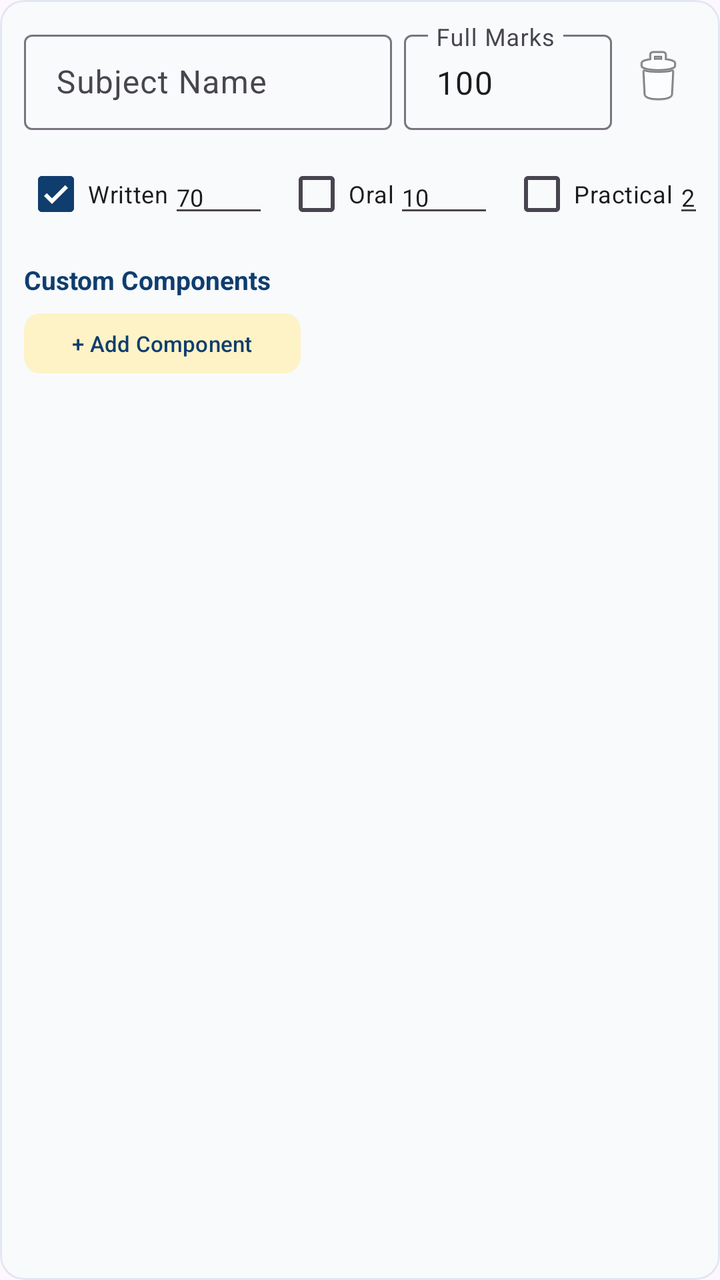
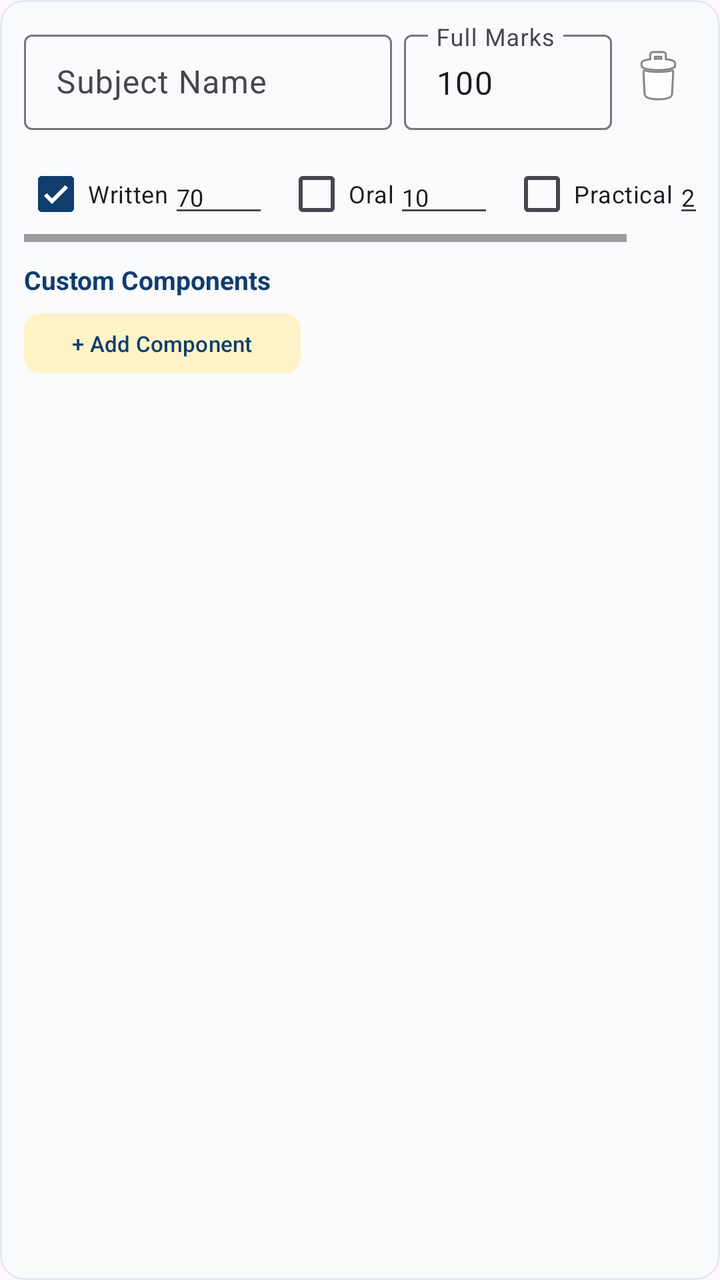

Compare the two renders of this Android layout. The source of the first and the diff that turns it into the second are given below.
<!-- AndroidManifest.xml: application theme Theme.SchoolManager -->
<!-- res/layout/item_exam_subject_config.xml -->
<?xml version="1.0" encoding="utf-8"?>
<com.google.android.material.card.MaterialCardView
    xmlns:android="http://schemas.android.com/apk/res/android"
    xmlns:app="http://schemas.android.com/apk/res-auto"
    android:layout_width="match_parent"
    android:layout_height="wrap_content"
    android:layout_marginVertical="4dp"
    app:cardCornerRadius="12dp"
    app:strokeWidth="1dp"
    app:strokeColor="#E2E8F0"
    app:cardBackgroundColor="#F8FAFC">

    <LinearLayout
        android:layout_width="match_parent"
        android:layout_height="wrap_content"
        android:orientation="vertical"
        android:padding="12dp">

        <LinearLayout
            android:layout_width="match_parent"
            android:layout_height="wrap_content"
            android:orientation="horizontal"
            android:gravity="center_vertical">

            <com.google.android.material.textfield.TextInputLayout
                style="@style/Widget.Material3.TextInputLayout.OutlinedBox.Dense"
                android:layout_width="0dp"
                android:layout_height="wrap_content"
                android:layout_weight="1.6"
                android:hint="Subject Name">

                <com.google.android.material.textfield.TextInputEditText
                    android:id="@+id/etSubjectName"
                    android:layout_width="match_parent"
                    android:layout_height="wrap_content" />
            </com.google.android.material.textfield.TextInputLayout>

            <com.google.android.material.textfield.TextInputLayout
                style="@style/Widget.Material3.TextInputLayout.OutlinedBox.Dense"
                android:layout_width="0dp"
                android:layout_height="wrap_content"
                android:layout_weight="0.9"
                android:layout_marginStart="6dp"
                android:hint="Full Marks">

                <com.google.android.material.textfield.TextInputEditText
                    android:id="@+id/etFullMarks"
                    android:layout_width="match_parent"
                    android:layout_height="wrap_content"
                    android:inputType="number"
                    android:text="100" />
            </com.google.android.material.textfield.TextInputLayout>

            <ImageButton
                android:id="@+id/btnDeleteSubject"
                android:layout_width="38dp"
                android:layout_height="38dp"
                android:layout_marginStart="4dp"
                android:background="?attr/selectableItemBackgroundBorderless"
                android:src="@android:drawable/ic_menu_delete" />
        </LinearLayout>

        
        <LinearLayout
            android:layout_width="match_parent"
            android:layout_height="wrap_content"
            android:layout_marginTop="8dp"
            android:orientation="horizontal"
            android:gravity="center_vertical">

            <com.google.android.material.checkbox.MaterialCheckBox
                android:id="@+id/cbWritten"
                android:layout_width="wrap_content"
                android:layout_height="wrap_content"
                android:checked="true"
                android:text="Written"
                android:textSize="12sp" />

            <com.google.android.material.textfield.TextInputEditText
                android:id="@+id/etMaxWritten"
                android:layout_width="50dp"
                android:layout_height="wrap_content"
                android:textSize="12sp"
                android:inputType="number"
                android:text="70" />

            <com.google.android.material.checkbox.MaterialCheckBox
                android:id="@+id/cbOral"
                android:layout_width="wrap_content"
                android:layout_height="wrap_content"
                android:layout_marginStart="8dp"
                android:text="Oral"
                android:textSize="12sp" />

            <com.google.android.material.textfield.TextInputEditText
                android:id="@+id/etMaxOral"
                android:layout_width="50dp"
                android:layout_height="wrap_content"
                android:textSize="12sp"
                android:inputType="number"
                android:text="10" />

            <com.google.android.material.checkbox.MaterialCheckBox
                android:id="@+id/cbPractical"
                android:layout_width="wrap_content"
                android:layout_height="wrap_content"
                android:layout_marginStart="8dp"
                android:text="Practical"
                android:textSize="12sp" />

            <com.google.android.material.textfield.TextInputEditText
                android:id="@+id/etMaxPractical"
                android:layout_width="50dp"
                android:layout_height="wrap_content"
                android:textSize="12sp"
                android:inputType="number"
                android:text="20" />
        </LinearLayout>

        <TextView
            android:layout_width="wrap_content"
            android:layout_height="wrap_content"
            android:layout_marginTop="10dp"
            android:text="Custom Components"
            android:textColor="#0F3D6E"
            android:textStyle="bold"
            android:textSize="13sp" />

        <LinearLayout
            android:id="@+id/llCustomComponents"
            android:layout_width="match_parent"
            android:layout_height="wrap_content"
            android:orientation="vertical" />

        <com.google.android.material.button.MaterialButton
            android:id="@+id/btnAddCustomComponent"
            style="@style/Widget.Material3.Button.TonalButton"
            android:layout_width="wrap_content"
            android:layout_height="38dp"
            android:layout_marginTop="4dp"
            android:text="+ Add Component"
            android:textSize="11sp"
            app:cornerRadius="8dp" />

    </LinearLayout>

</com.google.android.material.card.MaterialCardView>
<!-- resources referenced by this layout -->
<resources>
  <style name="Theme.SchoolManager" parent="Theme.Material3.DayNight.NoActionBar">
          <item name="colorPrimary">#0F3D6E</item>
          <item name="colorOnPrimary">#FFFFFF</item>
          <item name="colorSecondary">#D97706</item>
          
          <item name="colorSecondaryContainer">#FEF3C7</item>
          <item name="colorOnSecondaryContainer">#0F3D6E</item>
          <item name="android:statusBarColor">#0F3D6E</item>
          <item name="android:windowLightStatusBar">false</item>
      </style>
</resources>

<!-- the commit's change to res/layout/item_exam_subject_config.xml (unified diff, before → after) -->
@@ -61,12 +61,18 @@
         </LinearLayout>
 
         
-        <LinearLayout
+        <HorizontalScrollView
             android:layout_width="match_parent"
             android:layout_height="wrap_content"
             android:layout_marginTop="8dp"
-            android:orientation="horizontal"
-            android:gravity="center_vertical">
+            android:fillViewport="false"
+            android:scrollbars="horizontal">
+
+            <LinearLayout
+                android:layout_width="wrap_content"
+                android:layout_height="wrap_content"
+                android:orientation="horizontal"
+                android:gravity="center_vertical">
 
             <com.google.android.material.checkbox.MaterialCheckBox
                 android:id="@+id/cbWritten"
@@ -115,7 +121,8 @@
                 android:textSize="12sp"
                 android:inputType="number"
                 android:text="20" />
-        </LinearLayout>
+            </LinearLayout>
+        </HorizontalScrollView>
 
         <TextView
             android:layout_width="wrap_content"
